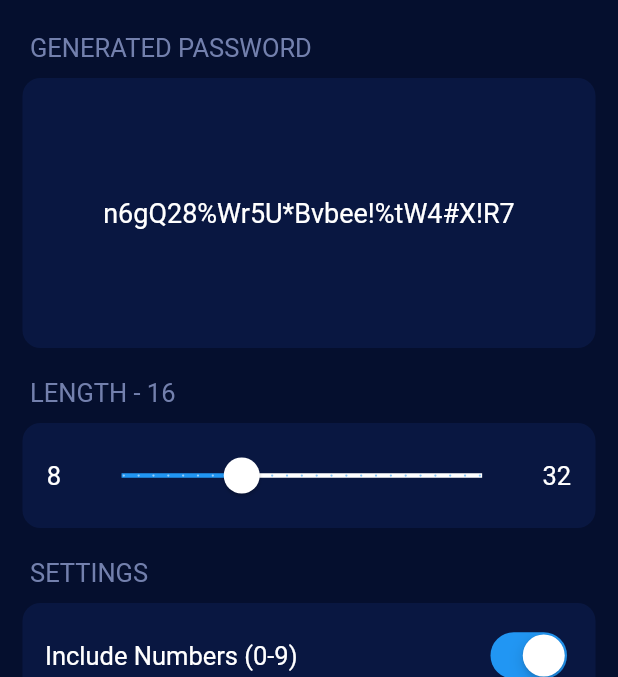
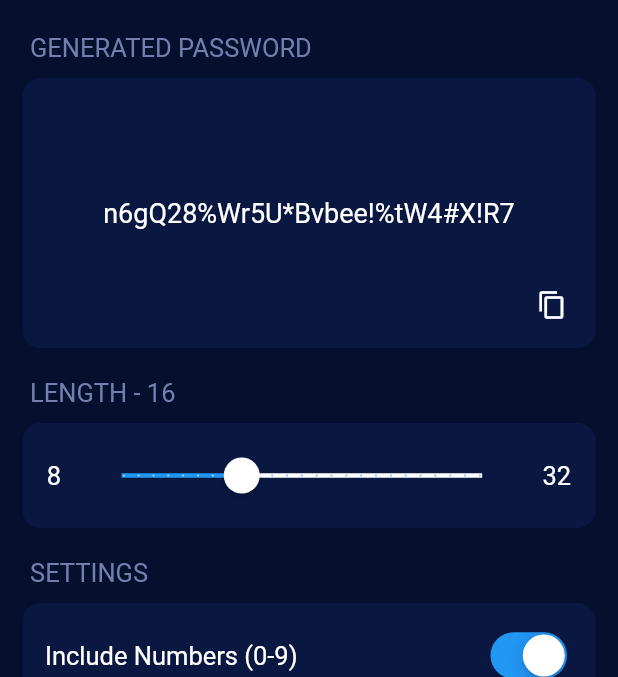
Before and after one commit to Yash-Garg/Valiant, a Flutter app: the screen it shows after launch, on a phone screen of 412 x 824 dp, the part 66-743 px from its top. Run offline on Flutter 3.47's test engine with Material 2 defaults, Android fonts, the phone set to English and light mode, and no system bars; our stand-ins replace get, google_fonts, share; Roboto replaces fonts that are missing (Alata).

Commit message:
Add copy icon to password box
Signed-off-by: Yash-Garg <yash.garg@outlook.in>

```diff
--- a/lib/screens/home_screen.dart
+++ b/lib/screens/home_screen.dart
@@ -63,6 +63,8 @@ class _HomeScreenState extends State<HomeScreen> {
                           ),
                         ),
                         Padding(padding: EdgeInsets.all(5)),
+                        Stack(
+                          children: [
                             Container(
                               height: 180,
                               decoration: new BoxDecoration(
@@ -76,8 +78,29 @@ class _HomeScreenState extends State<HomeScreen> {
                                   "n6gQ28%Wr5U*Bvbee!%tW4#X!R7",
                                   style: TextStyle(fontSize: 18),
                                   maxLines: 5,
-                          )),
                                 ),
+                              ),
+                            ),
+                            Positioned(
+                              bottom: 0,
+                              right: 0,
+                              child: Material(
+                                color: Colors.transparent,
+                                shape: CircleBorder(),
+                                clipBehavior: Clip.antiAlias,
+                                child: Padding(
+                                  padding: EdgeInsets.all(5),
+                                  child: IconButton(
+                                    iconSize: 20,
+                                    icon: Icon(Icons.content_copy),
+                                    color: Colors.white,
+                                    onPressed: () {},
+                                  ),
+                                ),
+                              ),
+                            ),
+                          ],
+                        )
                       ],
                     ),
                   ),
```
Lines whose indentation alone changed are shown as unchanged.
